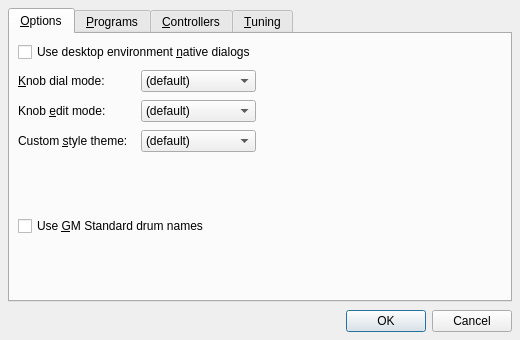
Before: the Qt Designer form src/drumkv1widget_config.ui in rncbc/drumkv1, drawn with Qt 5.
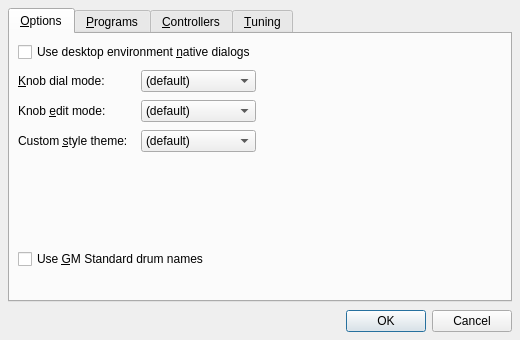
After: the same form once the commit is applied. Icons and pictures are not drawn. Custom widgets are drawn as their Qt base class.

Commit message: - Missing pre-dependencies added to common Makefile template.

Patch:
```diff
--- a/src/drumkv1widget_config.ui
+++ b/src/drumkv1widget_config.ui
@@ -176,7 +176,7 @@
          </property>
         </spacer>
        </item>
-       <item row="4" column="0" colspan="3">
+       <item row="5" column="0" colspan="3">
         <widget class="QCheckBox" name="UseGMDrumNamesCheckBox">
          <property name="toolTip">
           <string>Whether to use GM Standard drum names</string>
@@ -186,6 +186,19 @@
          </property>
         </widget>
        </item>
+       <item row="6" colspan="3">
+        <spacer>
+         <property name="orientation">
+          <enum>Qt::Vertical</enum>
+         </property>
+         <property name="sizeHint">
+          <size>
+           <width>20</width>
+           <height>20</height>
+          </size>
+         </property>
+        </spacer>
+       </item>
       </layout>
      </widget>
      <widget class="QWidget" name="ProgramsTab">
```
The commit also changes 2 other files.
